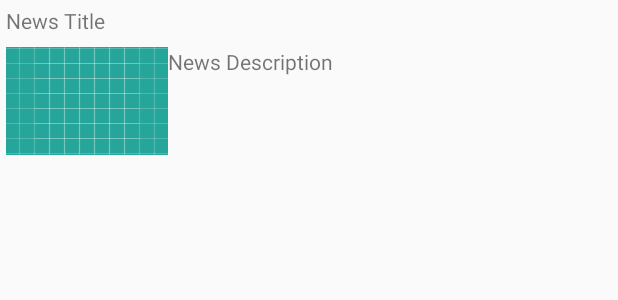
After one commit to Rialreborn/Android_Basic-Networkin-News_App, an Android app: the layout news_item.xml on its own in the app's theme, with its tools: preview values and no code run, on a phone screen of 412 x 824 dp. The commit adds this screen. Shown: the top 300 px of the screen. Run offline under Robolectric (Android 15) with nearby library versions, the phone set to English and light mode, and no system bars.

Commit message:
Create News Item for List View

```diff
--- a/app/src/main/res/layout/activity_main.xml
+++ b/app/src/main/res/layout/activity_main.xml
@@ -4,7 +4,7 @@
     xmlns:tools="http://schemas.android.com/tools"
     android:layout_width="match_parent"
     android:layout_height="match_parent"
-    tools:context="com.example.android.mynewsapp.MainActivity">
+    tools:context="com.example.android.newsapp.MainActivity">
 
     <TextView
         android:layout_width="wrap_content"
--- /dev/null
+++ b/app/src/main/res/layout/news_item.xml
@@ -0,0 +1,28 @@
+<?xml version="1.0" encoding="utf-8"?>
+<RelativeLayout xmlns:android="http://schemas.android.com/apk/res/android"
+    xmlns:tools="http://schemas.android.com/tools"
+    android:layout_width="match_parent"
+    android:layout_height="match_parent">
+
+    <TextView
+        android:id="@+id/title_news_item"
+        android:layout_width="match_parent"
+        android:layout_height="wrap_content"
+        android:layout_margin="4dp"
+        android:maxLines="2"
+        tools:text="News Title" />
+
+
+    <TextView
+        android:layout_width="match_parent"
+        android:layout_height="72dp"
+        android:layout_margin="4dp"
+        android:layout_below="@id/title_news_item"
+        android:id="@+id/content_news_item"
+        android:drawableLeft="@drawable/ic_launcher_background"
+        android:drawableStart="@drawable/ic_launcher_background"
+        android:maxLines="4"
+        tools:text="News Description" />
+
+
+</RelativeLayout>
--- a/app/src/main/res/values/strings.xml
+++ b/app/src/main/res/values/strings.xml
@@ -1,3 +1,4 @@
 <resources>
     <string name="app_name">MyNewsApp</string>
+    <string name="image_content">Image for news item</string>
 </resources>
```
Also changed, not shown: app/src/main/java/com/example/android/mynewsapp/MainActivity.java (+9 -1 lines), app/src/main/java/com/example/android/mynewsapp/NewsObject.java (added, +24 -0 lines).
